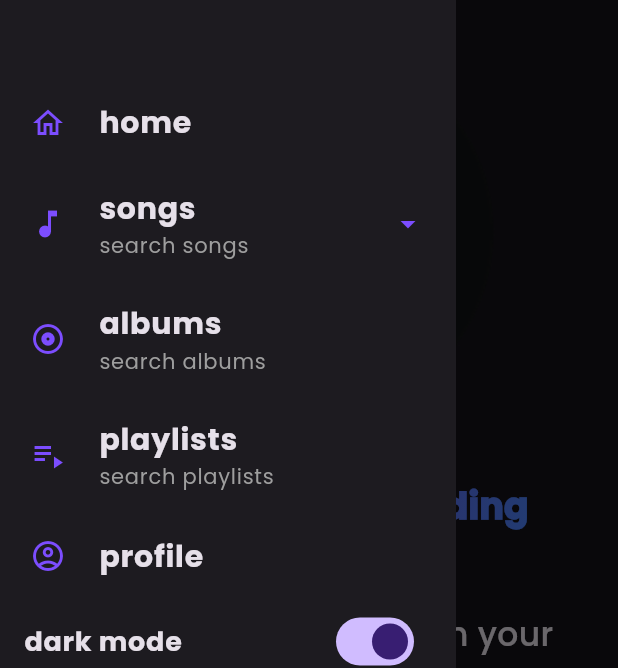
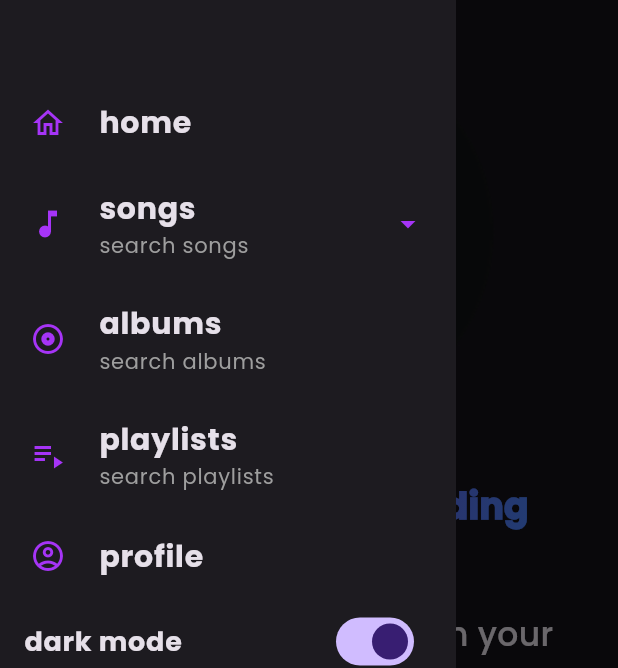
Before and after one commit to FMartine7i/moodify_client_flutter-v2, a Flutter app: the HomeScreen screen opened by its route, with the side drawer open, on a phone screen of 412 x 824 dp. Shown: the part 206-874 px from the top of the screen. Run offline on Flutter 3.47's test engine with Material 3 defaults, Android fonts, the phone set to English and light mode, and no system bars; our stand-ins replace image_picker, shared_preferences; accounts and stored records are empty.

Commit message:
cambio drawer menu

```diff
--- a/lib/widgets/drawer_menu.dart
+++ b/lib/widgets/drawer_menu.dart
@@ -63,7 +63,7 @@ class _DrawerMenuState extends State<DrawerMenu> {
                   contentPadding: const EdgeInsets.symmetric( vertical: 5, horizontal: 20 ),
                   dense: true,
                   minLeadingWidth: 30,
-                  iconColor: Colors.deepPurpleAccent,
+                  iconColor: const Color.fromARGB(255, 166, 52, 247),
                   leading: Icon(item['icon']),
                   title: Column(
                     crossAxisAlignment:  CrossAxisAlignment.start,
@@ -82,7 +82,7 @@ class _DrawerMenuState extends State<DrawerMenu> {
                 if (isExpandable && _isExpanded)
                   ...item['children']!.map<Widget>((child) {
                     return Padding(
-                      padding: const EdgeInsets.only(left: 50),
+                      padding: const EdgeInsets.only(left: 50, right: 50),
                       child: ListTile(
                         dense: true,
                         title: Text(child['title'], style: const TextStyle(fontSize: 16)),
```
